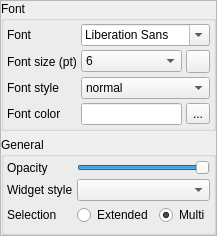
First picture: the form in src/blackgui/components/settingsguicomponent.ui, repository swift-project/pilotclient, before the edit.
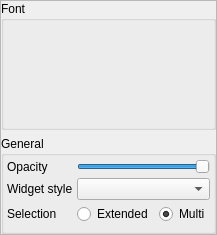
Second picture: the form after the edit. Icons and pictures are not drawn. Custom widgets are drawn as their Qt base class.

Commit message: Ref T30, using font settings in GUI component

```diff
--- a/src/blackgui/components/settingsguicomponent.ui
+++ b/src/blackgui/components/settingsguicomponent.ui
@@ -6,8 +6,8 @@
    <rect>
     <x>0</x>
     <y>0</y>
-    <width>209</width>
-    <height>236</height>
+    <width>204</width>
+    <height>235</height>
    </rect>
   </property>
   <property name="windowTitle">
@@ -37,7 +37,7 @@
      <property name="title">
       <string>Font</string>
      </property>
-     <layout class="QGridLayout" name="gl_SettingsGuiComponent">
+     <layout class="QVBoxLayout" name="vl_FontSettings">
       <property name="leftMargin">
        <number>3</number>
       </property>
@@ -50,154 +50,13 @@
       <property name="bottomMargin">
        <number>3</number>
       </property>
-      <property name="spacing">
-       <number>4</number>
-      </property>
-      <item row="1" column="0">
-       <widget class="QLabel" name="lbl_SettingsGuiFontSize">
-        <property name="text">
-         <string>Font size (pt)</string>
-        </property>
-       </widget>
-      </item>
-      <item row="1" column="1">
-       <widget class="QComboBox" name="cb_SettingsGuiFontSize">
-        <property name="maximumSize">
+      <item>
+       <widget class="BlackGui::Components::CSettingsFontComponent" name="comp_SettingsFonts">
+        <property name="minimumSize">
          <size>
-          <width>150</width>
-          <height>16777215</height>
+          <width>0</width>
+          <height>100</height>
          </size>
-        </property>
-        <item>
-         <property name="text">
-          <string>6</string>
-         </property>
-        </item>
-        <item>
-         <property name="text">
-          <string>7</string>
-         </property>
-        </item>
-        <item>
-         <property name="text">
-          <string>8</string>
-         </property>
-        </item>
-        <item>
-         <property name="text">
-          <string>9</string>
-         </property>
-        </item>
-        <item>
-         <property name="text">
-          <string>10</string>
-         </property>
-        </item>
-        <item>
-         <property name="text">
-          <string>11</string>
-         </property>
-        </item>
-        <item>
-         <property name="text">
-          <string>12</string>
-         </property>
-        </item>
-        <item>
-         <property name="text">
-          <string>14</string>
-         </property>
-        </item>
-        <item>
-         <property name="text">
-          <string>16</string>
-         </property>
-        </item>
-       </widget>
-      </item>
-      <item row="2" column="0">
-       <widget class="QLabel" name="lbl_SettingsGuiFontStyle">
-        <property name="text">
-         <string>Font style</string>
-        </property>
-       </widget>
-      </item>
-      <item row="3" column="0">
-       <widget class="QLabel" name="lbl_SettingsGuiFontColor">
-        <property name="text">
-         <string>Font color</string>
-        </property>
-       </widget>
-      </item>
-      <item row="0" column="0">
-       <widget class="QLabel" name="lbl_SettingsGuiFont">
-        <property name="text">
-         <string>Font</string>
-        </property>
-       </widget>
-      </item>
-      <item row="3" column="2">
-       <widget class="QToolButton" name="tb_SettingsGuiFontColor">
-        <property name="text">
-         <string>...</string>
-        </property>
-       </widget>
-      </item>
-      <item row="3" column="1">
-       <widget class="QLineEdit" name="le_SettingsGuiFontColor">
-        <property name="maxLength">
-         <number>200</number>
-        </property>
-        <property name="readOnly">
-         <bool>true</bool>
-        </property>
-       </widget>
-      </item>
-      <item row="0" column="1" colspan="2">
-       <widget class="QFontComboBox" name="cb_SettingsGuiFont">
-        <property name="sizeAdjustPolicy">
-         <enum>QComboBox::AdjustToMinimumContentsLength</enum>
-        </property>
-       </widget>
-      </item>
-      <item row="2" column="1" colspan="2">
-       <widget class="QComboBox" name="cb_SettingsGuiFontStyle">
-        <property name="maximumSize">
-         <size>
-          <width>150</width>
-          <height>16777215</height>
-         </size>
-        </property>
-        <item>
-         <property name="text">
-          <string>normal</string>
-         </property>
-        </item>
-        <item>
-         <property name="text">
-          <string>bold</string>
-         </property>
-        </item>
-        <item>
-         <property name="text">
-          <string>italic</string>
-         </property>
-        </item>
-        <item>
-         <property name="text">
-          <string>bold italic</string>
-         </property>
-        </item>
-       </widget>
-      </item>
-      <item row="1" column="2">
-       <widget class="QToolButton" name="tb_ResetFont">
-        <property name="toolTip">
-         <string>reset font attributes</string>
-        </property>
-        <property name="icon">
-         <iconset resource="../../blackmisc/blackmisc.qrc">
-          <normaloff>:/pastel/icons/pastel/16/cancel.png</normaloff>:/pastel/icons/pastel/16/cancel.png</iconset>
         </property>
        </widget>
       </item>
@@ -320,8 +179,14 @@
    </item>
   </layout>
  </widget>
- <resources>
-  <include location="../../blackmisc/blackmisc.qrc"/>
- </resources>
+ <customwidgets>
+  <customwidget>
+   <class>BlackGui::Components::CSettingsFontComponent</class>
+   <extends>QFrame</extends>
+   <header>blackgui/components/settingsfontcomponent.h</header>
+   <container>1</container>
+  </customwidget>
+ </customwidgets>
+ <resources/>
  <connections/>
 </ui>
```
The commit also changes 2 other files.
